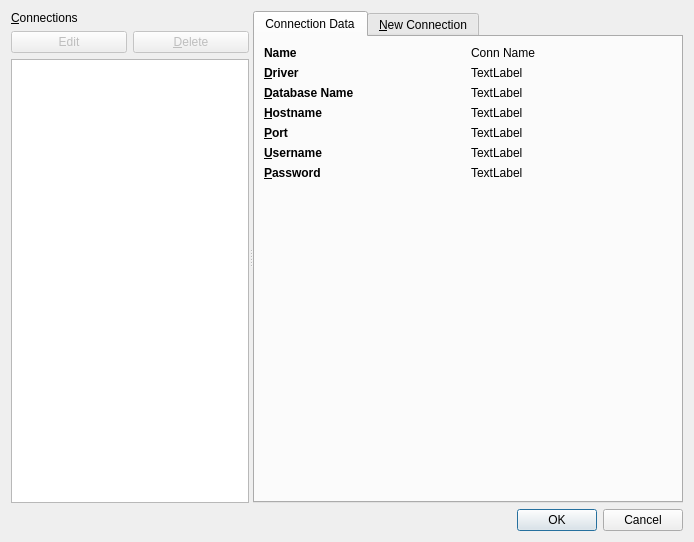
Old version of the form ui/connectiondialog.ui in the repository kandalf/migraine.
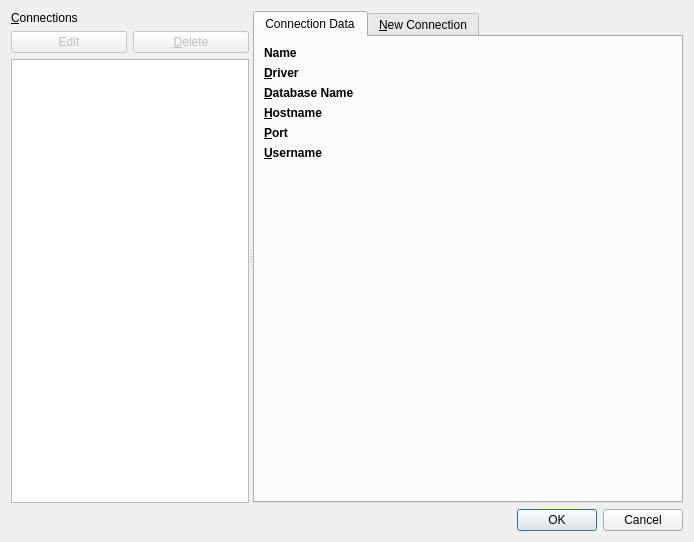
New version of the form. Icons and pictures are not drawn.

What changed in the file:
```diff
--- a/ui/connectiondialog.ui
+++ b/ui/connectiondialog.ui
@@ -28,7 +28,7 @@
      <property name="orientation" >
       <enum>Qt::Horizontal</enum>
      </property>
-     <widget class="QWidget" name="" >
+     <widget class="QWidget" name="layoutWidget" >
       <layout class="QVBoxLayout" name="verticalLayout" >
        <item>
         <widget class="QLabel" name="label_6" >
@@ -106,7 +106,7 @@
             <item row="0" column="1" >
              <widget class="QLabel" name="connectionNameLabel" >
               <property name="text" >
-               <string>Conn Name</string>
+               <string/>
               </property>
              </widget>
             </item>
@@ -129,7 +129,7 @@
             <item row="1" column="1" >
              <widget class="QLabel" name="connectionDriverLabel" >
               <property name="text" >
-               <string>TextLabel</string>
+               <string/>
               </property>
              </widget>
             </item>
@@ -152,7 +152,7 @@
             <item row="2" column="1" >
              <widget class="QLabel" name="connectionDatabaseLabel" >
               <property name="text" >
-               <string>TextLabel</string>
+               <string/>
               </property>
              </widget>
             </item>
@@ -175,7 +175,7 @@
             <item row="3" column="1" >
              <widget class="QLabel" name="connectionHostnameLabel" >
               <property name="text" >
-               <string>TextLabel</string>
+               <string/>
               </property>
              </widget>
             </item>
@@ -198,7 +198,7 @@
             <item row="4" column="1" >
              <widget class="QLabel" name="connectionPortLabel" >
               <property name="text" >
-               <string>TextLabel</string>
+               <string/>
               </property>
              </widget>
             </item>
@@ -221,30 +221,7 @@
             <item row="5" column="1" >
              <widget class="QLabel" name="connectionUsernameLabel" >
               <property name="text" >
-               <string>TextLabel</string>
-              </property>
-             </widget>
-            </item>
-            <item row="6" column="0" >
-             <widget class="QLabel" name="label_12" >
-              <property name="font" >
-               <font>
-                <weight>75</weight>
-                <bold>true</bold>
-               </font>
-              </property>
-              <property name="text" >
-               <string>&amp;Password</string>
-              </property>
-              <property name="buddy" >
-               <cstring>passwordLineEdit</cstring>
-              </property>
-             </widget>
-            </item>
-            <item row="6" column="1" >
-             <widget class="QLabel" name="connectionPasswordLabel" >
-              <property name="text" >
-               <string>TextLabel</string>
+               <string/>
               </property>
              </widget>
             </item>
```
Left out of the diff: 130 changed lines with no effect on the pictures.
